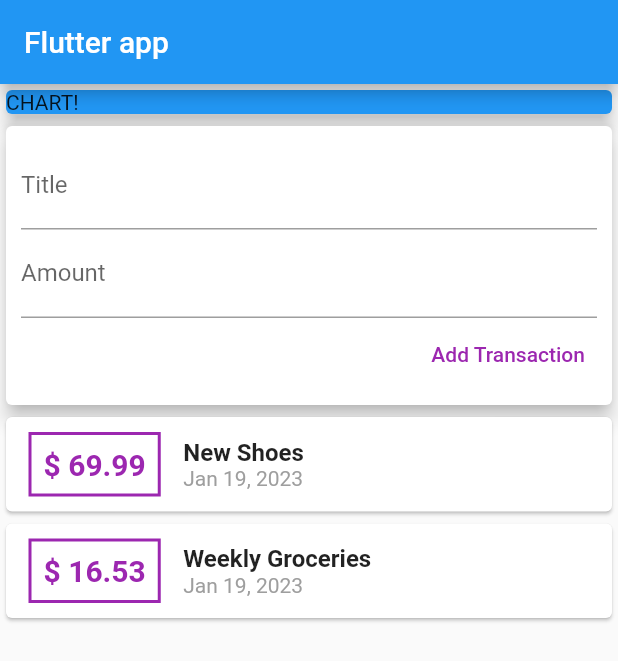
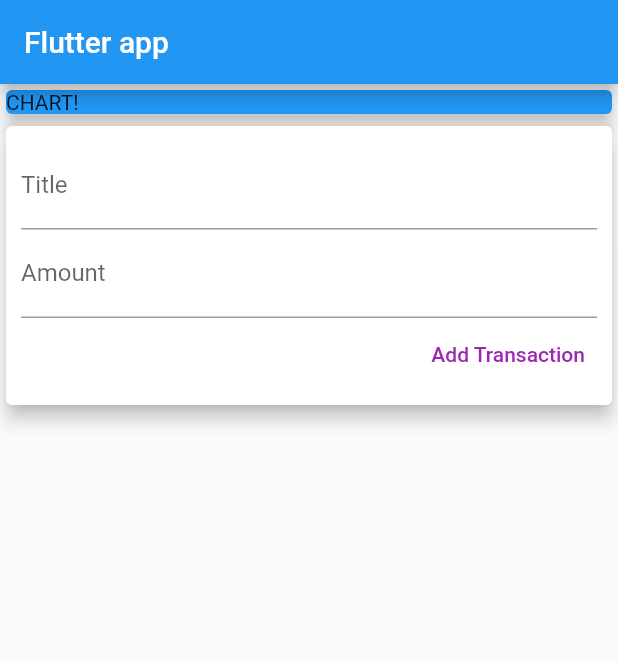
Before and after one commit to sangeeta2701/expenses-planner, a Flutter app: the screen it shows after launch, on a phone screen of 412 x 824 dp. Shown: the top 661 px of the screen. Run offline on Flutter 3.47's test engine with Material 2 defaults, Android fonts, the phone set to English and light mode, and no system bars.

Commit message:
Expenses Planner

```diff
--- a/lib/main.dart
+++ b/lib/main.dart
@@ -1,6 +1,4 @@
-import 'package:expenses_planner/transaction.dart';
 import 'package:flutter/material.dart';
-import 'package:intl/intl.dart';
 
 void main() {
   runApp(const MyApp());
@@ -27,21 +25,6 @@ class MyHomePage extends StatefulWidget {
 }
 
 class _MyHomePageState extends State<MyHomePage> {
-  final List<Transaction> transactions = [
-    Transaction(
-      id: "t1",
-      title: "New Shoes",
-      amount: 69.99,
-      date: DateTime.now(),
-    ),
-    Transaction(
-      id: "t2",
-      title: "Weekly Groceries",
-      amount: 16.53,
-      date: DateTime.now(),
-    ),
-  ];
-
   final titleController = TextEditingController();
   final amountController = TextEditingController();
 
@@ -96,49 +79,6 @@ class _MyHomePageState extends State<MyHomePage> {
               ),
             ),
           ),
-          Column(
-            children: transactions.map((tx) {
-              return Card(
-                child: Row(
-                  children: [
-                    Container(
-                      margin:
-                          EdgeInsets.symmetric(vertical: 10, horizontal: 15),
-                      decoration: BoxDecoration(
-                          border: Border.all(color: Colors.purple, width: 2)),
-                      padding: EdgeInsets.all(8),
-                      child: Text(
-                        "\$ ${tx.amount}",
-                        style: TextStyle(
-                          fontWeight: FontWeight.bold,
-                          fontSize: 20,
-                          color: Colors.purple,
-                        ),
-                      ),
-                    ),
-                    Column(
-                      crossAxisAlignment: CrossAxisAlignment.start,
-                      children: [
-                        Text(
-                          tx.title,
-                          style: TextStyle(
-                            fontSize: 16,
-                            fontWeight: FontWeight.bold,
-                          ),
-                        ),
-                        Text(
-                          DateFormat.yMMMd().format(tx.date),
-                          style: TextStyle(
-                            color: Colors.grey,
-                          ),
-                        ),
-                      ],
-                    ),
-                  ],
-                ),
-              );
-            }).toList(),
-          ),
         ],
       ),
     );
```
Also changed, not shown: lib/widgets/transaction_list.dart (added, +74 -0 lines), lib/models/transaction.dart (renamed from lib/transaction.dart).
